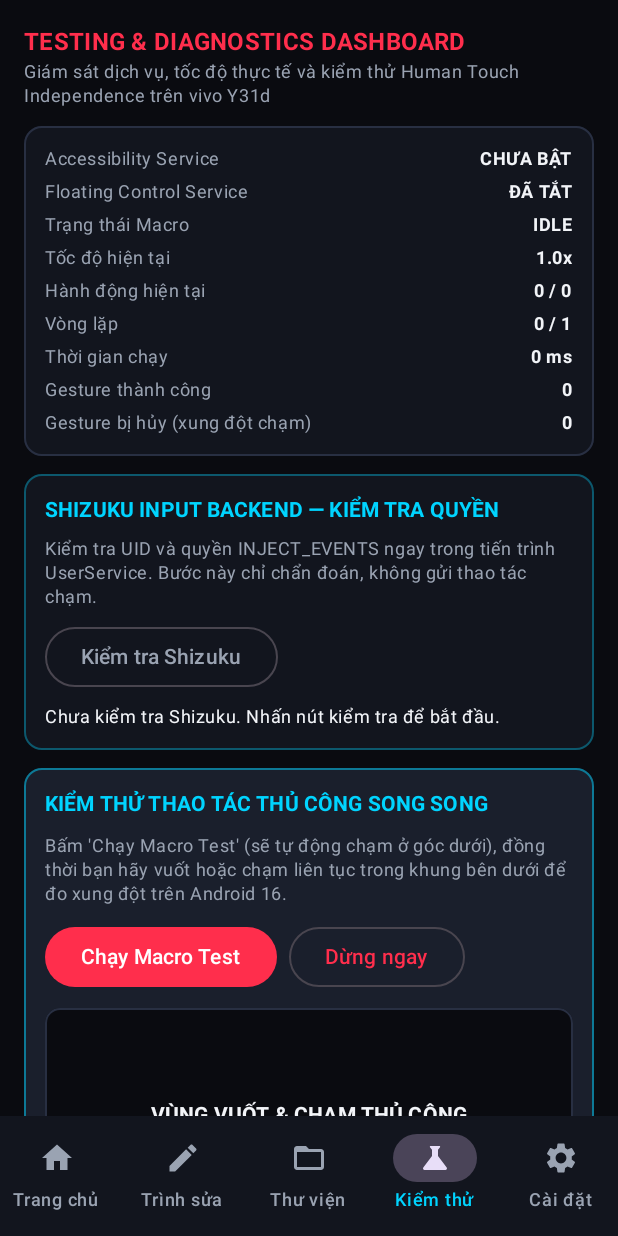
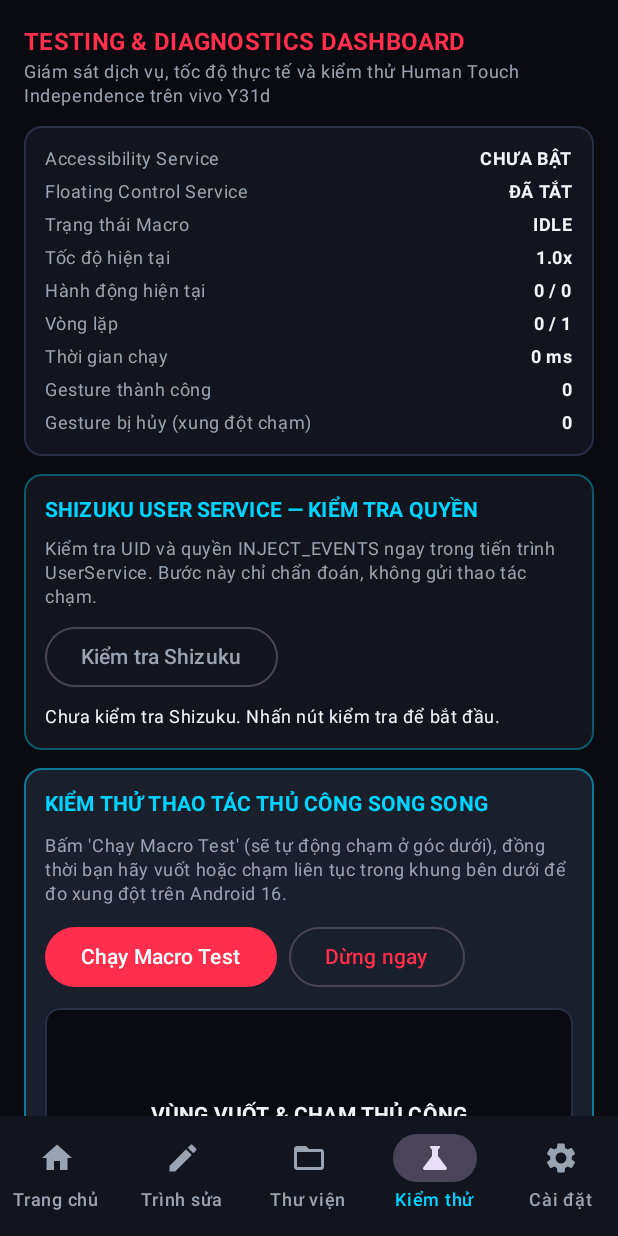
Before and after one commit to thanhtuanlk2008-collab/Build-MacroAndroid-Debug-APK, an Android app built with Jetpack Compose: the screen it shows after launch (MainActivity), item 4 of the bottom bar chosen, on a phone screen of 412 x 824 dp. Run offline under Robolectric (Android 15) with nearby library versions, the phone set to English and light mode, and no system bars; our stand-ins replace Room's generated code; libraries missing offline, so code that uses them is left out: rikka.shizuku; 1 statement that could not run was skipped.

Commit message:
Clarify Shizuku diagnostic UI label

```diff
--- a/MacroAndroid_GitHub_Actions_Ready/MacroAndroid/app/src/main/java/com/macro/app/ui/testing/TestingDashboardScreen.kt
+++ b/MacroAndroid_GitHub_Actions_Ready/MacroAndroid/app/src/main/java/com/macro/app/ui/testing/TestingDashboardScreen.kt
@@ -119,7 +119,7 @@ fun TestingDashboardScreen(
                     verticalArrangement = Arrangement.spacedBy(8.dp)
                 ) {
                     Text(
-                        text = "SHIZUKU INPUT BACKEND — KIỂM TRA QUYỀN",
+                        text = "SHIZUKU USER SERVICE — KIỂM TRA QUYỀN",
                         style = MaterialTheme.typography.labelLarge,
                         fontWeight = FontWeight.Bold,
                         color = GamingColors.CyberBlue
```
